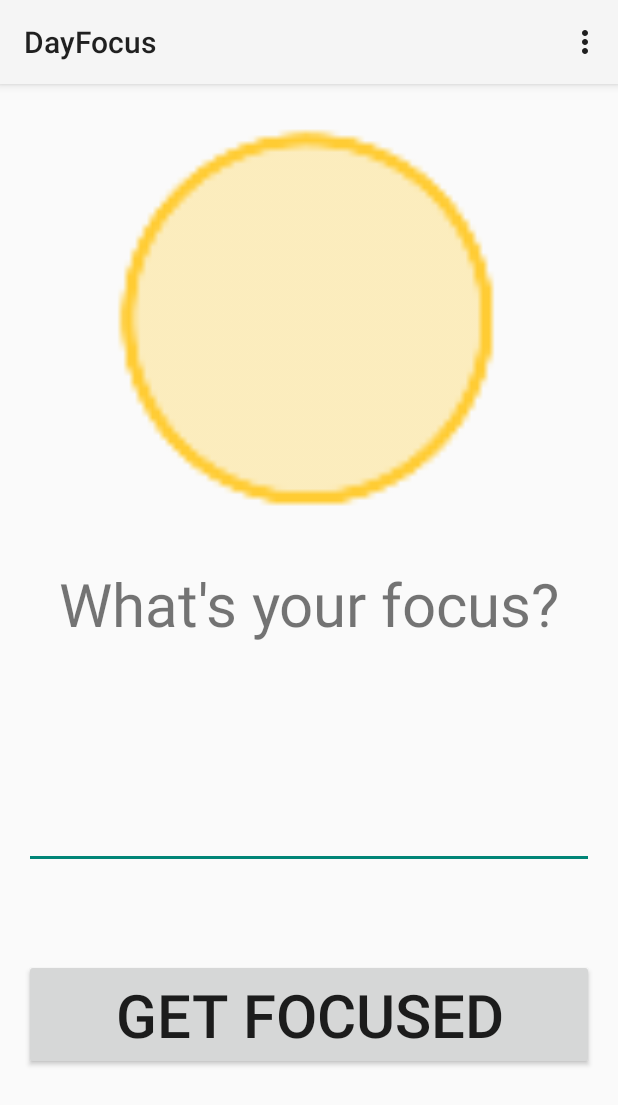
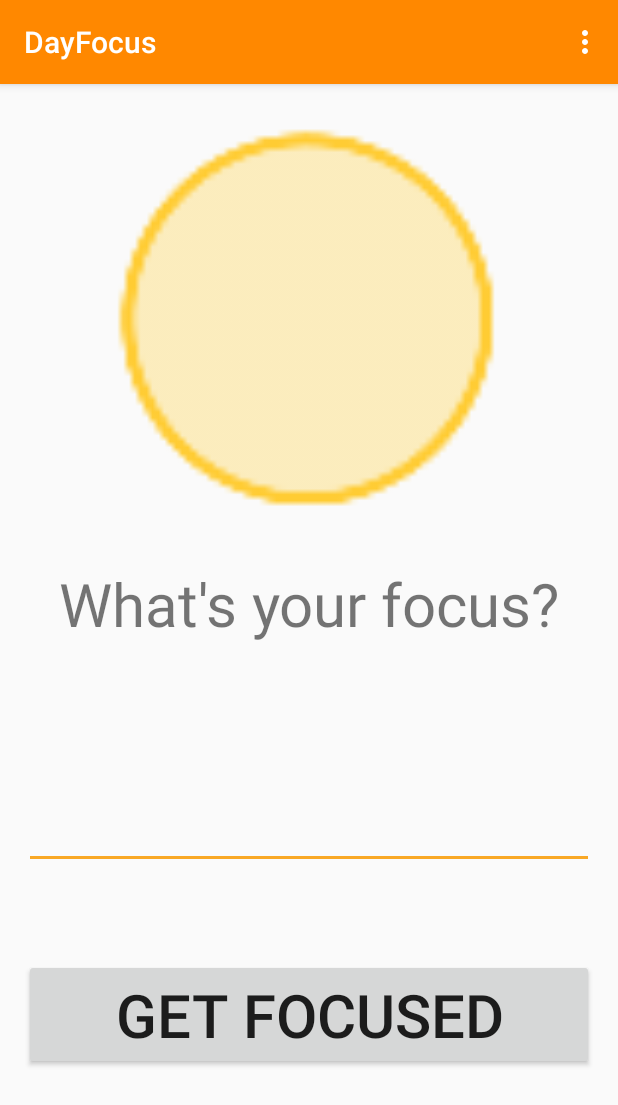
Before and after one commit to rchappuis/DayFocus, an Android app: the screen it shows after launch (MainActivity), on a phone screen of 412 x 824 dp. Shown: the top 1105 px of the screen. Run offline under Robolectric (Android 15) with nearby library versions, the phone set to English and light mode, and no system bars.

Commit message:
Alpha MVP complete.

```diff
--- a/app/src/main/java/co/chappuis/dayfocus/MainActivity.java
+++ b/app/src/main/java/co/chappuis/dayfocus/MainActivity.java
@@ -1,17 +1,44 @@
 package co.chappuis.dayfocus;
 
+import android.content.Context;
+import android.content.SharedPreferences;
 import android.support.v7.app.ActionBarActivity;
 import android.os.Bundle;
+import android.util.Log;
 import android.view.Menu;
 import android.view.MenuItem;
+import android.view.View;
+import android.widget.Button;
+import android.widget.EditText;
+import android.widget.TextView;
+import android.widget.Toast;
 
 
 public class MainActivity extends ActionBarActivity {
+    private String tag = "DayFocus";
+
+    //UI elements
+    private TextView dailyGreeting;
+    private EditText editFocus;
+    private Button submitButton;
+    private String dailyFocus;
+
+    //SP to store focuse(s)
+    SharedPreferences sharedPref;
+    SharedPreferences.Editor editor;
 
     @Override
     protected void onCreate(Bundle savedInstanceState) {
         super.onCreate(savedInstanceState);
         setContentView(R.layout.activity_main);
+        dailyGreeting = (TextView) findViewById(R.id.greeting);
+        editFocus = (EditText) findViewById(R.id.edit_focus);
+        submitButton = (Button) findViewById(R.id.submit_button);
+
+        sharedPref = this.getPreferences(Context.MODE_PRIVATE);
+        editor = sharedPref.edit();
+        //Set the edit text to the stored focus if there is one, otherwise leave it empty
+        editFocus.setText(sharedPref.getString(getString(R.string.pref_file_key), ""));
     }
 
     @Override
@@ -35,4 +62,27 @@ public class MainActivity extends ActionBarActivity {
 
         return super.onOptionsItemSelected(item);
     }
+
+    public void setFocus(View view) {
+        String enteredFocus =  editFocus.getText().toString();
+        if(enteredFocus.equals("")) {
+            //Display a toast telling the user that they entered an empty focus
+            Context context = getApplicationContext();
+            CharSequence text = "You can't have no focus!";
+            Toast toast = Toast.makeText(context, text, Toast.LENGTH_SHORT);
+            toast.show();
+            Log.d(tag, "Entered focus is empty");
+        } else {
+            //Stores the focus TODO until next day
+            editor.putString(getString(R.string.pref_file_key), enteredFocus);
+            editor.commit();
+            //TODO Start persistent notification
+            //For debugging purposes only
+            dailyGreeting.setText(enteredFocus);
+            Log.d(tag, "Entered focus is " + enteredFocus);
+
+            //Hide button TODO until next day
+            submitButton.setVisibility(View.INVISIBLE);
+        }
+    }
 }
--- a/app/src/main/res/layout/activity_main.xml
+++ b/app/src/main/res/layout/activity_main.xml
@@ -36,6 +36,7 @@
         android:layout_width="match_parent"
         android:layout_height="wrap_content"
         android:padding="10dp"
-        android:layout_marginTop="60dp" />
+        android:layout_marginTop="60dp"
+        android:onClick="setFocus"/>
 
 </LinearLayout>
--- a/app/src/main/res/values-v21/styles.xml
+++ b/app/src/main/res/values-v21/styles.xml
@@ -1,6 +1,17 @@
 <?xml version="1.0" encoding="utf-8"?>
 <resources>
     <style name="AppTheme" parent="AppTheme.Base">
-        <!-- Customize your theme using Material Design here. -->
+        <!-- Main theme colors -->
+        <!--   your app branding color for the app bar -->
+        <item name="android:colorPrimary">@android:color/holo_orange_dark</item>
+        <!--   darker variant for the status bar and contextual app bars -->
+        <item name="android:colorPrimaryDark">@android:color/holo_orange_dark</item>
+        <!--   theme UI controls like checkboxes and text fields -->
+        <item name="android:colorAccent">@color/primary_accent</item>
+        <item name="android:windowContentTransitions">true</item>
+        <item name="android:windowAllowEnterTransitionOverlap">true</item>
+        <item name="android:windowAllowReturnTransitionOverlap">true</item>
+        <item name="android:windowSharedElementEnterTransition">@android:transition/move</item>
+        <item name="android:windowSharedElementExitTransition">@android:transition/move</item>
     </style>
 </resources>
--- a/app/src/main/res/values/color.xml
+++ b/app/src/main/res/values/color.xml
@@ -8,7 +8,7 @@
     <color name="yellow_500">#ffeb3b</color>
     <color name="primary_dark">#fdd835</color>
     <color name="yellow_700">#fbc02d</color>
-    <color name="yellow_800">#f9a825</color>
+    <color name="primary_accent">#f9a825</color>
     <color name="yellow_900">#f57f17</color>
     <color name="yellow_A100">#ffff8d</color>
     <color name="primary">#ffff00</color>
--- a/app/src/main/res/values/strings.xml
+++ b/app/src/main/res/values/strings.xml
@@ -5,4 +5,5 @@
     <string name="action_settings">Settings</string>
     <string name="greeting_text">What\'s your focus?</string>
     <string name="submit_button_text">Get Focused</string>
+    <string name="pref_file_key">co.chappuis.dayfocus</string>
 </resources>
--- a/app/src/main/res/values/styles.xml
+++ b/app/src/main/res/values/styles.xml
@@ -3,14 +3,14 @@
     <!-- Base application theme. -->
     <style name="AppTheme" parent="AppTheme.Base" />
 
-    <style name="AppTheme.Base" parent="Theme.AppCompat.Light">
+    <style name="AppTheme.Base" parent="Theme.AppCompat.Light.DarkActionBar">
         <!-- Main theme colors -->
         <!--   your app branding color for the app bar -->
-        <item name="android:colorPrimary">@color/primary</item>
+        <item name="colorPrimary">@android:color/holo_orange_dark</item>
         <!--   darker variant for the status bar and contextual app bars -->
-        <item name="android:colorPrimaryDark">@color/primary_dark</item>
+        <item name="colorPrimaryDark">@android:color/holo_orange_dark</item>
         <!--   theme UI controls like checkboxes and text fields -->
-        <item name="android:colorAccent">@color/accent_material_light</item>
+        <item name="colorAccent">@color/primary_accent</item>
     </style>
 
 </resources>
```
